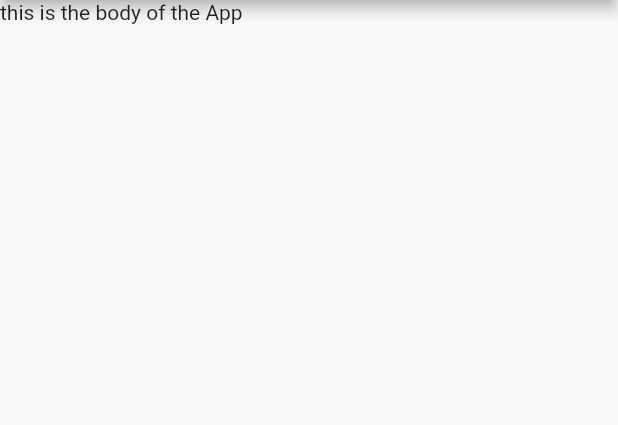
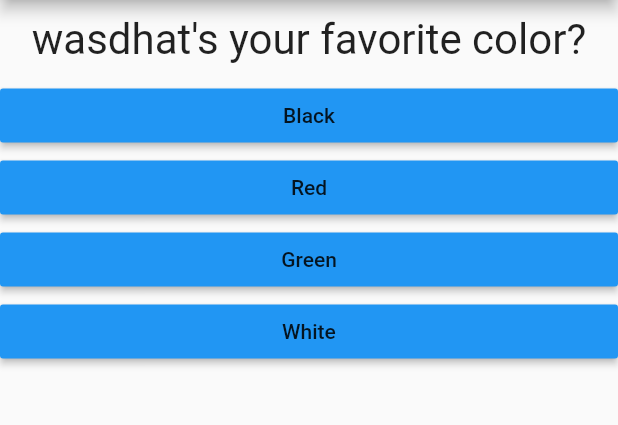
Before and after one commit to magictical/Flutter_Section1, a Flutter app: the screen it shows after launch, on a phone screen of 412 x 824 dp, the part 84-509 px from its top. Run offline on Flutter 3.47's test engine with Material 2 defaults, Android fonts, the phone set to English and light mode, and no system bars.

Commit message:
Section1 Basic App Finished

```diff
--- /dev/null
+++ b/lib/answer.dart
@@ -0,0 +1,19 @@
+import 'package:flutter/material.dart';
+
+class Answer extends StatelessWidget {
+  final Function answerHandler;
+  final String answer;
+
+  Answer(this.answerHandler, this.answer);
+
+  @override
+  Widget build(BuildContext context) {
+    return Container(
+        width: double.infinity,
+        child: RaisedButton(
+          color: Colors.blue,
+          child: Text(answer),
+          onPressed: answerHandler,
+        ));
+  }
+}
--- a/lib/main.dart
+++ b/lib/main.dart
@@ -1,8 +1,66 @@
 import 'package:flutter/material.dart';
+import './quiz.dart';
+import './result.dart';
 
 void main() => runApp(MyApp());
 
-class MyApp extends StatelessWidget {
+class MyApp extends StatefulWidget {
+  @override
+  _MyAppState createState() => _MyAppState();
+}
+
+class _MyAppState extends State<MyApp> {
+  final questions = [
+    {
+      'questionText': 'wasdhat\'s your favorite color?',
+      'answers': [
+        {'text': 'Black', 'score': 10},
+        {'text': 'Red', 'score': 5},
+        {'text': 'Green', 'score': 3},
+        {'text': 'White', 'score': 1}
+      ]
+    },
+    {
+      'questionText': 'what\'s your favorite animal?',
+      'answers': [
+        {'text': 'Rabbit', 'score': 3},
+        {'text': 'Snake', 'score': 11},
+        {'text': 'Elephant', 'score': 5},
+        {'text': 'Lion', 'score': 9},
+      ]
+    },
+    {
+      'questionText': 'what\'s your favorite person?',
+      'answers': [
+        {'text': 'me', 'score': 1},
+        {'text': 'ian', 'score': 2},
+        {'text': 'its me', 'score': 3},
+        {'text': 'Yep', 'score': 4},
+      ]
+    }
+  ];
+
+  var _questionIndex = 0;
+  var _totalScore = 0;
+
+  void _onClickQuestion(int score) {
+    _totalScore += score;
+    setState(() {
+      _questionIndex = _questionIndex + 1;
+    });
+    if (_questionIndex < questions.length) {
+      print(_questionIndex);
+      print(_totalScore);
+    } else {}
+  }
+
+  void _resetQuiz() {
+    setState(() {
+      _questionIndex = 0;
+      _totalScore = 0;
+    });
+  }
+
   @override
   Widget build(BuildContext context) {
     return MaterialApp(
@@ -10,7 +68,12 @@ class MyApp extends StatelessWidget {
         appBar: AppBar(
           title: Text('My First App'),
         ),
-        body: Text('this is the body of the App'),
+        body: _questionIndex < questions.length
+            ? Quiz(
+                onClickQuestion: _onClickQuestion,
+                questions: questions,
+                questionIndex: _questionIndex)
+            : Result(resultScore: _totalScore, resetHandler: _resetQuiz),
       ),
     );
   }
--- /dev/null
+++ b/lib/question.dart
@@ -0,0 +1,20 @@
+import 'package:flutter/material.dart';
+
+class Question extends StatelessWidget {
+  final String questionText;
+
+  Question(this.questionText);
+
+  @override
+  Widget build(BuildContext context) {
+    return Container(
+      width: double.infinity,
+      margin: EdgeInsets.all(10),
+      child: Text(
+        questionText,
+        style: TextStyle(fontSize: 28),
+        textAlign: TextAlign.center,
+      ),
+    );
+  }
+}
--- /dev/null
+++ b/lib/quiz.dart
@@ -0,0 +1,27 @@
+import 'package:flutter/material.dart';
+import 'question.dart';
+import 'answer.dart';
+
+class Quiz extends StatelessWidget {
+  final List<Map<String, Object>> questions;
+  final int questionIndex;
+  final Function onClickQuestion;
+
+  Quiz(
+      {@required this.questions,
+      @required this.questionIndex,
+      @required this.onClickQuestion});
+
+  @override
+  Widget build(BuildContext context) {
+    return Column(
+      children: <Widget>[
+        Question(questions[questionIndex]['questionText']),
+        ...(questions[questionIndex]['answers'] as List<Map<String, Object>>)
+            .map((answer) {
+          return Answer(() => onClickQuestion(answer['score']), answer['text']);
+        }).toList()
+      ],
+    );
+  }
+}
```
Also changed, not shown: lib/result.dart (added, +36 -0 lines), pubspec.yaml (+39 -45 lines), pubspec.lock.
